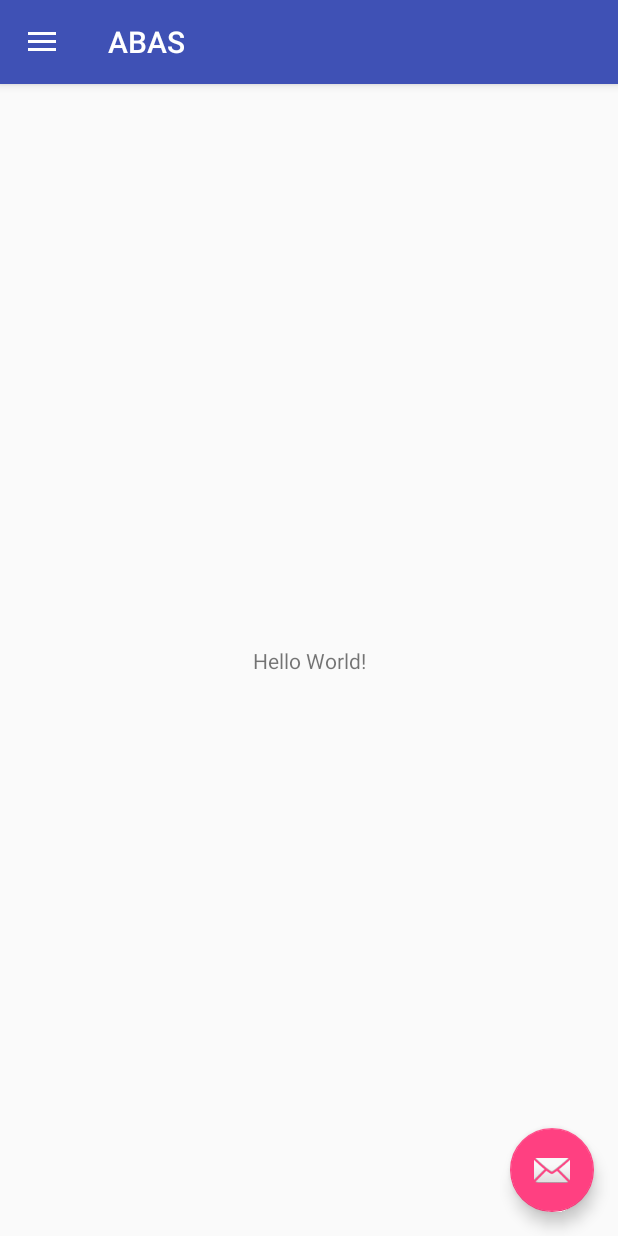
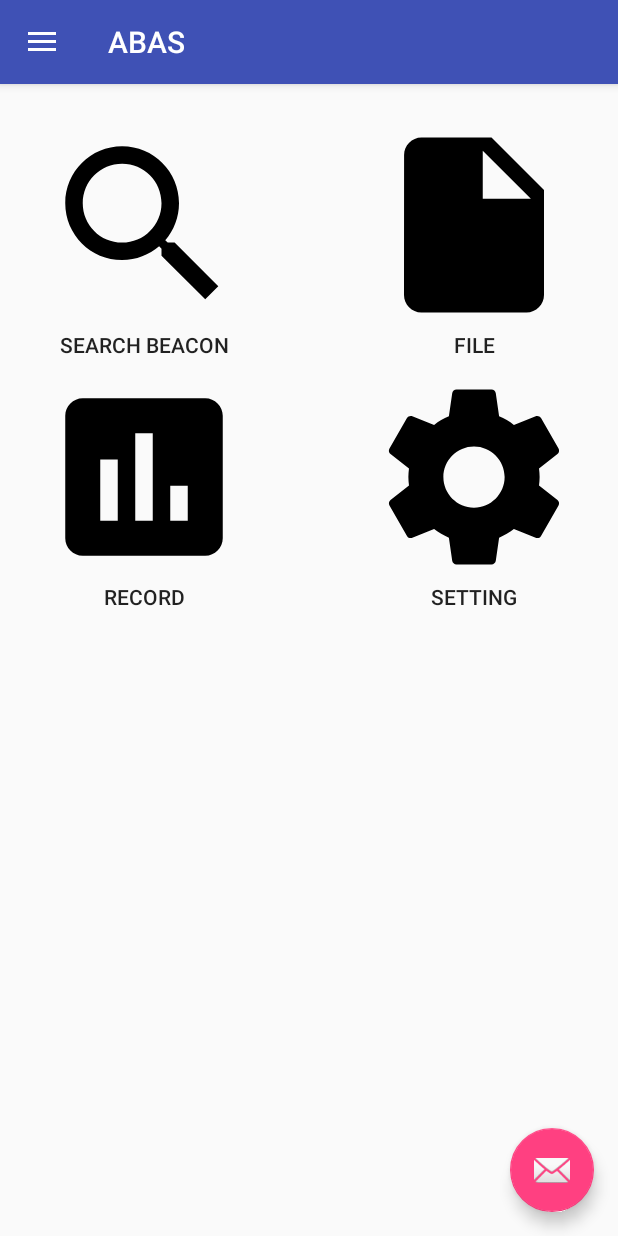
Before and after one commit to TonyRL/CSCI321.ABAS, an Android app: the screen it shows after launch once a user with an empty profile is signed in (MainActivity), on a phone screen of 412 x 824 dp. Run offline under Robolectric (Android 15) with nearby library versions, the phone set to English and light mode, and no system bars; our stand-ins replace Firebase (no records; nobody signed in at launch, a user with empty details on screens opened directly).

Commit message:
Add buttons for MainActivity

```diff
--- a/app/src/main/res/layout/activity_main_content.xml
+++ b/app/src/main/res/layout/activity_main_content.xml
@@ -9,13 +9,149 @@
   tools:context=".MainActivity"
   tools:showIn="@layout/activity_main_app_bar">
 
-  <TextView
-    android:layout_width="wrap_content"
-    android:layout_height="wrap_content"
-    android:text="Hello World!"
-    app:layout_constraintBottom_toBottomOf="parent"
-    app:layout_constraintLeft_toLeftOf="parent"
-    app:layout_constraintRight_toRightOf="parent"
+  <Button
+    android:id="@+id/searchBtn"
+    android:layout_width="160dp"
+    android:layout_height="160dp"
+    android:layout_marginTop="24dp"
+    android:layout_marginStart="16dp"
+    android:layout_alignBottom="@+id/searchBtnLayout"
+    android:layout_alignTop="@+id/searchBtnLayout"
+    android:background="?attr/selectableItemBackground"
+    app:layout_constraintStart_toStartOf="parent"
     app:layout_constraintTop_toTopOf="parent"/>
+  <LinearLayout
+    android:id="@+id/searchBtnLayout"
+    android:layout_width="160dp"
+    android:layout_height="160dp"
+    android:layout_marginTop="24dp"
+    android:layout_marginStart="16dp"
+    android:orientation="vertical"
+    app:layout_constraintStart_toStartOf="parent"
+    app:layout_constraintTop_toTopOf="parent"
+    tools:ignore="UseCompoundDrawables">
+    <ImageView
+      android:id="@+id/searchBtnImage"
+      android:layout_width="match_parent"
+      android:layout_height="140dp"
+      android:contentDescription="@string/the_search_beacon_image_button"
+      android:gravity="center"
+      android:src="@drawable/ic_search_beacon"/>
+    <TextView
+      android:id="@+id/searchBtnText"
+      android:layout_width="match_parent"
+      android:layout_height="wrap_content"
+      android:gravity="center"
+      android:text="@string/search_beacon"
+      android:textAppearance="@style/TextAppearance.AppCompat.Widget.Button"/>
+  </LinearLayout>
+
+  <Button
+    android:id="@+id/fileBtn"
+    android:layout_width="160dp"
+    android:layout_height="160dp"
+    android:layout_marginTop="24dp"
+    android:layout_marginEnd="16dp"
+    android:layout_alignBottom="@+id/fileBtnLayout"
+    android:layout_alignTop="@+id/fileBtnLayout"
+    android:background="?attr/selectableItemBackground"
+    app:layout_constraintEnd_toEndOf="parent"
+    app:layout_constraintTop_toTopOf="parent"/>
+  <LinearLayout
+    android:id="@+id/fileBtnLayout"
+    android:layout_width="160dp"
+    android:layout_height="160dp"
+    android:layout_marginTop="24dp"
+    android:layout_marginEnd="16dp"
+    android:orientation="vertical"
+    app:layout_constraintEnd_toEndOf="parent"
+    app:layout_constraintTop_toTopOf="parent"
+    tools:ignore="UseCompoundDrawables">
+    <ImageView
+      android:id="@+id/fileBtnImage"
+      android:layout_width="match_parent"
+      android:layout_height="140dp"
+      android:contentDescription="@string/the_file_image_button"
+      android:gravity="center"
+      android:src="@drawable/ic_file"/>
+    <TextView
+      android:id="@+id/fileBtnText"
+      android:layout_width="match_parent"
+      android:layout_height="wrap_content"
+      android:gravity="center"
+      android:text="@string/file"
+      android:textAppearance="@style/TextAppearance.AppCompat.Widget.Button"/>
+  </LinearLayout>
+
+  <Button
+    android:id="@+id/recordBtn"
+    android:layout_width="160dp"
+    android:layout_height="160dp"
+    android:layout_marginTop="8dp"
+    android:layout_marginStart="16dp"
+    android:layout_alignBottom="@+id/recordBtnLayout"
+    android:layout_alignTop="@+id/recordBtnLayout"
+    android:background="?attr/selectableItemBackground"
+    app:layout_constraintStart_toStartOf="parent"
+    app:layout_constraintTop_toBottomOf="@+id/searchBtnLayout"/>
+  <LinearLayout
+    android:id="@+id/recordBtnLayout"
+    android:layout_width="160dp"
+    android:layout_height="160dp"
+    android:layout_marginTop="8dp"
+    android:layout_marginStart="16dp"
+    android:orientation="vertical"
+    app:layout_constraintStart_toStartOf="parent"
+    app:layout_constraintTop_toBottomOf="@+id/searchBtnLayout"
+    tools:ignore="UseCompoundDrawables">
+    <ImageView
+      android:id="@+id/recordBtnImage"
+      android:layout_width="match_parent"
+      android:layout_height="140dp"
+      android:contentDescription="@string/the_record_image_button"
+      android:gravity="center"
+      android:src="@drawable/ic_record"/>
+    <TextView
+      android:id="@+id/recordBtnText"
+      android:layout_width="match_parent"
+      android:layout_height="wrap_content"
+      android:gravity="center"
+      android:text="@string/record"
+      android:textAppearance="@style/TextAppearance.AppCompat.Widget.Button"/>
+  </LinearLayout>
+
+  <Button
+    android:id="@+id/settingBtn"
+    android:layout_width="160dp"
+    android:layout_height="160dp"
+    android:layout_marginTop="8dp"
+    android:layout_marginEnd="16dp"
+    android:background="?attr/selectableItemBackground"
+    app:layout_constraintEnd_toEndOf="parent"
+    app:layout_constraintTop_toBottomOf="@+id/fileBtn"/>
+  <LinearLayout
+    android:id="@+id/settingBtnLayout"
+    android:layout_width="160dp"
+    android:layout_height="160dp"
+    android:layout_marginTop="8dp"
+    android:layout_marginEnd="16dp"
+    android:orientation="vertical"
+    app:layout_constraintEnd_toEndOf="parent"
+    app:layout_constraintTop_toBottomOf="@+id/fileBtnLayout"
+    tools:ignore="UseCompoundDrawables">
+    <ImageView
+      android:id="@+id/settingBtnImage"
+      android:layout_width="match_parent"
+      android:layout_height="140dp"
+      android:gravity="center"
+      android:src="@drawable/ic_setting"/>
+    <TextView
+      android:id="@+id/settingBtnText"
+      android:layout_width="match_parent"
+      android:layout_height="wrap_content"
+      android:gravity="center"
+      android:text="@string/setting"
+      android:textAppearance="@style/TextAppearance.AppCompat.Widget.Button"/>
+  </LinearLayout>
 
 </android.support.constraint.ConstraintLayout>
--- a/app/src/main/res/layout/nav_header_main.xml
+++ b/app/src/main/res/layout/nav_header_main.xml
@@ -16,7 +16,7 @@
   tools:ignore="Overdraw">
 
   <ImageView
-    android:id="@+id/imageView"
+    android:id="@+id/userIconImage"
     android:layout_width="wrap_content"
     android:layout_height="wrap_content"
     android:paddingTop="@dimen/nav_header_vertical_spacing"
@@ -24,6 +24,7 @@
     app:srcCompat="@mipmap/ic_launcher_round"/>
 
   <TextView
+    android:id="@+id/usernameText"
     android:layout_width="match_parent"
     android:layout_height="wrap_content"
     android:paddingTop="@dimen/nav_header_vertical_spacing"
@@ -31,7 +32,7 @@
     android:textAppearance="@style/TextAppearance.AppCompat.Body1"/>
 
   <TextView
-    android:id="@+id/textView"
+    android:id="@+id/userEmailText"
     android:layout_width="wrap_content"
     android:layout_height="wrap_content"
     android:text="@string/nav_header_subtitle"/>
--- a/app/src/main/res/values/strings.xml
+++ b/app/src/main/res/values/strings.xml
@@ -22,4 +22,7 @@
   <string name="record">Record</string>
   <string name="setting">Setting</string>
   <string name="logout">Logout</string>
+  <string name="the_search_beacon_image_button">The search beacon image button</string>
+  <string name="the_file_image_button">The file image button</string>
+  <string name="the_record_image_button">The record image button</string>
 </resources>
```
